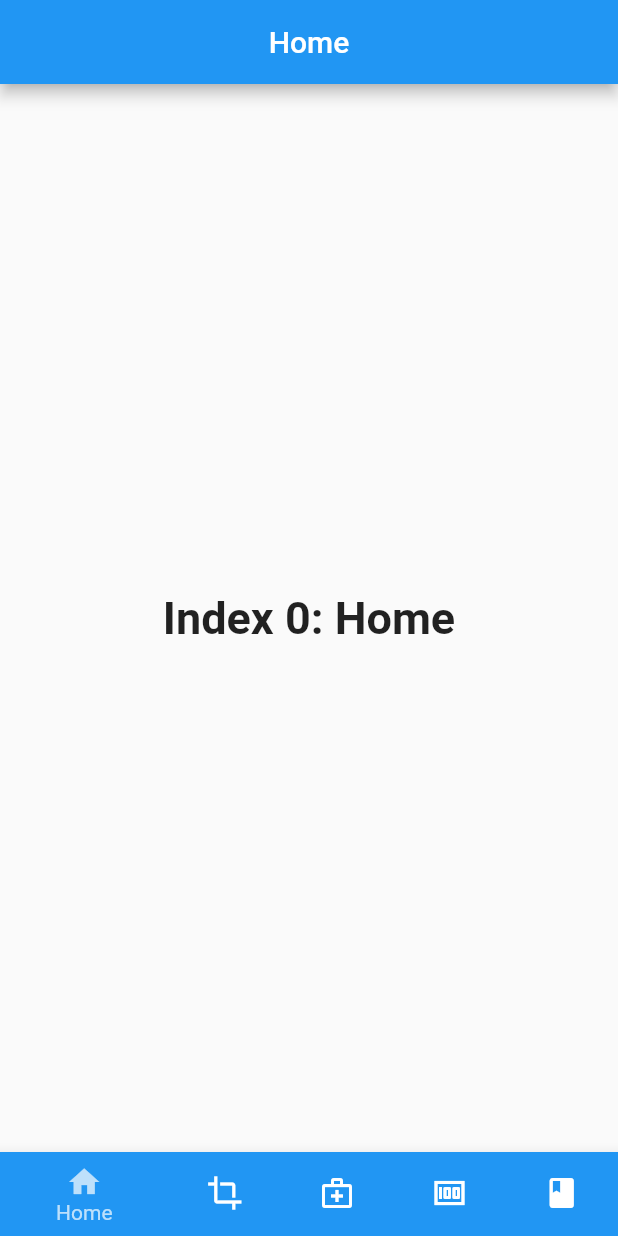
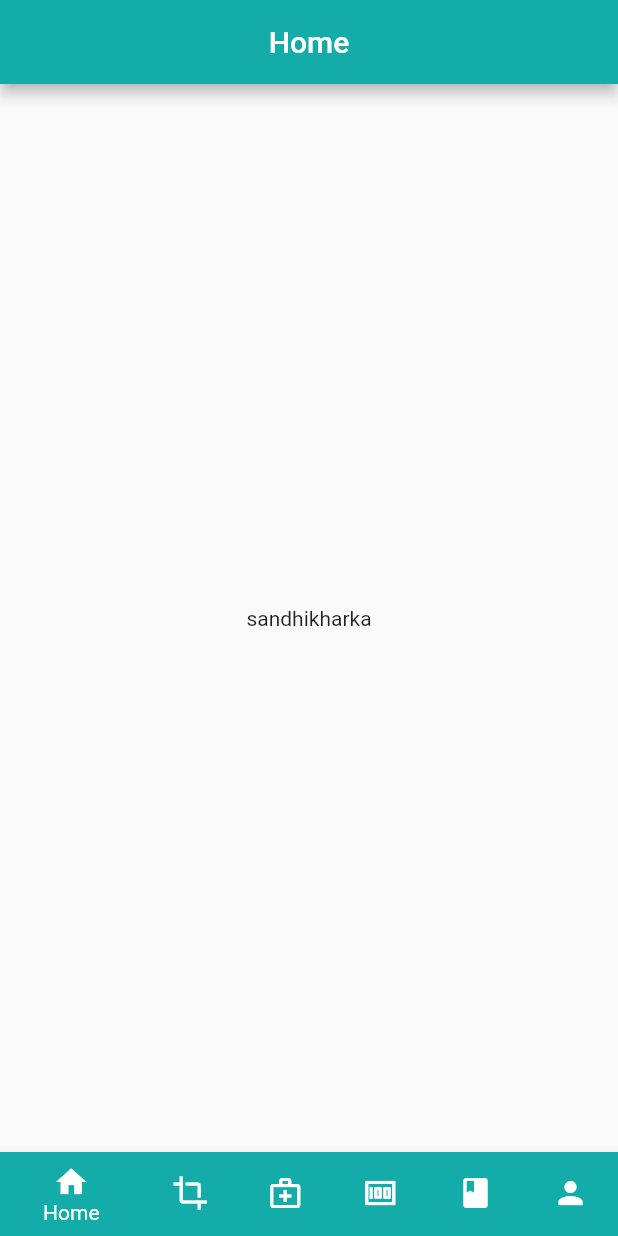
Before and after one commit to The-EnspireTech/Paku, a Flutter app: the screen it shows after launch, on a phone screen of 412 x 824 dp. Run offline on Flutter 3.47's test engine with Material 2 defaults, Android fonts, the phone set to English and light mode, and no system bars.

Commit message:
updating existing ui

```diff
--- a/kheti/lib/main.dart
+++ b/kheti/lib/main.dart
@@ -31,8 +31,8 @@ class _MyStatefulWidgetState extends State<MyStatefulWidget> {
       TextStyle(fontSize: 30, fontWeight: FontWeight.bold);
   static const List<Widget> _widgetOptions = <Widget>[
     Text(
-      'Index 0: Home',
-      style: optionStyle,
+      'sandhikharka',
+      //style: optionStyle,
     ),
     Text(
       'Index 1: Crop Plan',
@@ -49,6 +49,10 @@ class _MyStatefulWidgetState extends State<MyStatefulWidget> {
     Text(
       'Index 4: News',
       style: optionStyle,
+    ),
+    Text(
+      'Index 5: Profile',
+      style: optionStyle,
     )
   ];
 
@@ -62,10 +66,11 @@ class _MyStatefulWidgetState extends State<MyStatefulWidget> {
   Widget build(BuildContext context) {
     return Scaffold(
       appBar: AppBar(
-        title: const Text('Home'),
-        centerTitle: true,
-        backgroundColor: Colors.blue,
-      ),
+          title: const Text(
+            'Home',
+          ),
+          centerTitle: true,
+          backgroundColor: Color.fromRGBO(20, 172, 168, 1)),
       body: Center(
         child: _widgetOptions.elementAt(_selectedIndex),
       ),
@@ -74,7 +79,7 @@ class _MyStatefulWidgetState extends State<MyStatefulWidget> {
           BottomNavigationBarItem(
             icon: Icon(Icons.home),
             label: 'Home',
-            backgroundColor: Colors.blue,
+            backgroundColor: Color.fromRGBO(20, 172, 168, 1),
           ),
           BottomNavigationBarItem(
             icon: Icon(Icons.crop),
@@ -92,9 +97,13 @@ class _MyStatefulWidgetState extends State<MyStatefulWidget> {
             icon: Icon(Icons.book),
             label: 'News',
           ),
+          BottomNavigationBarItem(
+            icon: Icon(Icons.person),
+            label: 'Profile',
+          ),
         ],
         currentIndex: _selectedIndex,
-        selectedItemColor: Colors.white70,
+        selectedItemColor: Colors.white,
         onTap: _onItemTapped,
       ),
     );
```
